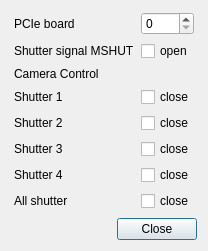
Above: escam/dialogshutter.ui from Entwicklungsburo-Stresing/EBST_CAM before the change. Below: the same form after it.
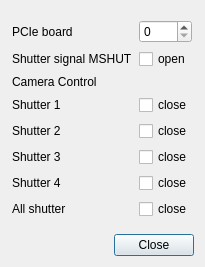
That is the form after the change.

Commit message:
Adapt window spacing
Add horizontal and vertical spacers to the window, to center the content in the window.

What changed in the file:
```diff
--- a/escam/dialogshutter.ui
+++ b/escam/dialogshutter.ui
@@ -6,8 +6,8 @@
    <rect>
     <x>0</x>
     <y>0</y>
-    <width>208</width>
-    <height>251</height>
+    <width>205</width>
+    <height>267</height>
    </rect>
   </property>
   <property name="windowTitle">
```
Left out of the diff: 176 changed lines with no effect on the pictures. The commit also changes 2 other files.
